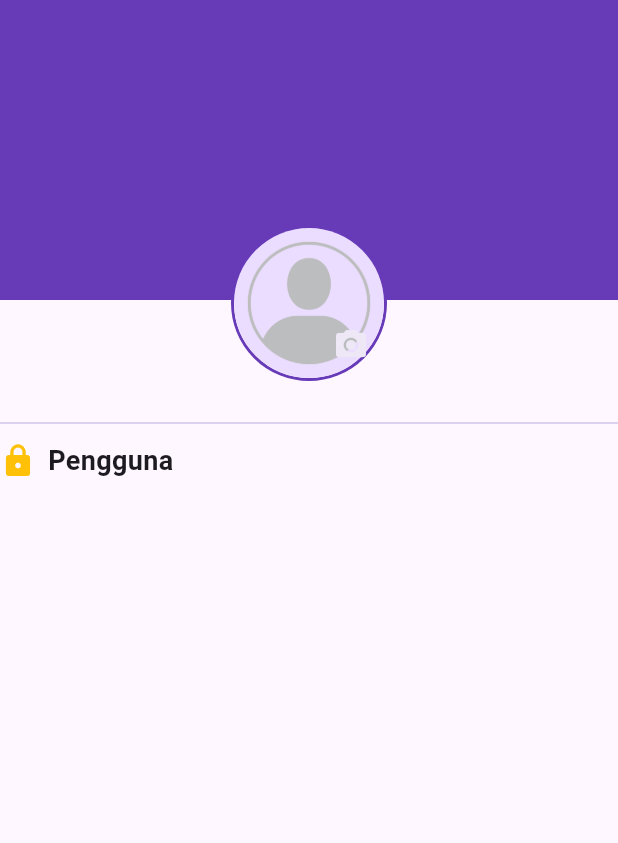
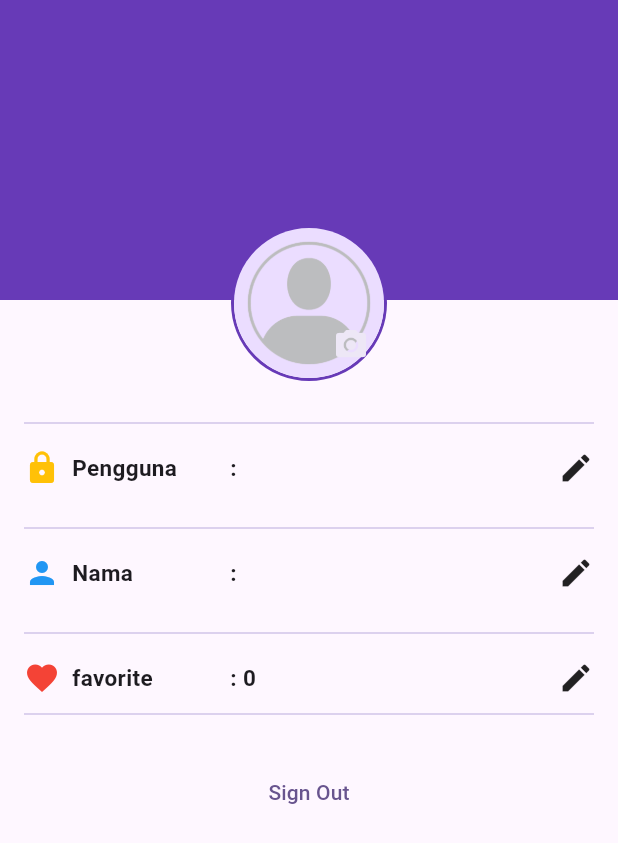
Before and after one commit to SkayFive/wisata_candi_krisna, a Flutter app: the screen it shows after launch, on a phone screen of 412 x 824 dp. Shown: the top 843 px of the screen. Run offline on Flutter 3.47's test engine with Material 3 defaults, Android fonts, the phone set to English and light mode, and no system bars; our stand-ins replace cached_network_image.

Commit message:
progress wisata_candi
Mebuat tampilan  profile

```diff
--- a/lib/screens/profile_screen.dart
+++ b/lib/screens/profile_screen.dart
@@ -1,7 +1,7 @@
-import 'dart:ffi';
-
+// import 'dart:ffi';
 import 'package:flutter/material.dart';
-import 'package:flutter/services.dart';
+import 'package:wisata_candi_krisna/widgets/profile_into_item.dart';
+// import 'package:flutter/services.dart';
 
 class ProfileScreen extends StatefulWidget {
   const ProfileScreen({super.key});
@@ -17,6 +17,20 @@ class _ProfileScreenState extends State<ProfileScreen> {
   String userName = '';
   int favoriteCandiCount = 0;
 
+  // TODO: 5. Implementasi fungsi signin
+  void signIn() {
+    setState(() {
+      isSignedIn = !isSignedIn;
+    });
+  }
+
+  //TODO: 6. Implementasi fungsi signout
+  void signOut() {
+    setState(() {
+      isSignedIn = !isSignedIn;
+    });
+  }
+
   @override
   Widget build(BuildContext context) {
     return Scaffold(
@@ -28,8 +42,9 @@ class _ProfileScreenState extends State<ProfileScreen> {
             color: Colors.deepPurple,
           ),
 
-          Padding(padding: const EdgeInsets.symmetric(horizontal: 16)),
-          Column(
+          Padding(
+            padding: const EdgeInsets.symmetric(horizontal: 16),
+            child: Column(
               children: [
                 // TODO: 2 Buat Bagian ProfileHeader yang berisi Gambar
                 Align(
@@ -70,29 +85,55 @@ class _ProfileScreenState extends State<ProfileScreen> {
                 // TODO: 3 Buat bagian ProfileInfo yang berisi info profil
                 SizedBox(height: 20),
                 Divider(color: Colors.deepPurple[100]),
+                SizedBox(height: 10),
+                ProfileIntoItem(
+                  icon: Icons.lock,
+                  label: 'Pengguna',
+                  value: userName,
+                  showEditIcon: isSignedIn,
+                  onEditPressed: () {
+                    debugPrint('Icon Edit Ditekan');
+                  },
+                  iconColor: Colors.amber,
+                ),
+
+                SizedBox(height: 20),
+                Divider(color: Colors.deepPurple[100]),
+                SizedBox(height: 10),
+                ProfileIntoItem(
+                  icon: Icons.person,
+                  label: 'Nama',
+                  value: fullName,
+                  showEditIcon: isSignedIn,
+                  onEditPressed: () {
+                    debugPrint('Icon Edit Ditekan');
+                  },
+                  iconColor: Colors.blue,
+                ),
+
+                SizedBox(height: 20),
+                Divider(color: Colors.deepPurple[100]),
+                SizedBox(height: 10),
+                ProfileIntoItem(
+                  icon: Icons.favorite,
+                  label: 'favorite',
+                  value: favoriteCandiCount,
+                  showEditIcon: isSignedIn,
+                  onEditPressed: () {
+                    debugPrint('Icon Edit Ditekan');
+                  },
+                  iconColor: Colors.red,
+                ),
+
+                // TODO: 4 Buat profileAction yang berisi TextButton sign in/out
                 SizedBox(height: 4),
-              Row(
-                children: [
-                  SizedBox(
-                    width: MediaQuery.of(context).size.width / 3,
-                    child: Row(
-                      children: [
-                        Icon(Icons.lock, color: Colors.amber),
-                        SizedBox(width: 8),
-                        Text(
-                          'Pengguna',
-                          style: TextStyle(
-                            fontSize: 18,
-                            fontWeight: FontWeight.bold,
-                          ),
-                        ),
+                Divider(color: Colors.deepPurple[100]),
+                SizedBox(height: 20),
+                isSignedIn
+                    ? TextButton(onPressed: (signOut), child: Text('Sign Out'))
+                    : TextButton(onPressed: (signIn), child: Text('Sign In')),
               ],
             ),
-                  ),
-                ],
-              ),
-              // TODO: 4 Buat profileAction yang berisi TextButton sign in/out
-            ],
           ),
         ],
       ),
--- /dev/null
+++ b/lib/widgets/profile_into_item.dart
@@ -0,0 +1,50 @@
+// import 'dart:ffi';
+import 'package:flutter/material.dart';
+
+class ProfileIntoItem extends StatelessWidget {
+  final IconData icon;
+  final String label;
+  final dynamic value;
+  final bool showEditIcon;
+  final VoidCallback? onEditPressed;
+  final Color iconColor;
+
+  const ProfileIntoItem({
+    super.key,
+    required this.icon,
+    required this.label,
+    required this.value,
+    this.showEditIcon = false,
+    this.onEditPressed,
+    required this.iconColor,
+  });
+
+  @override
+  Widget build(BuildContext context) {
+    return Row(
+      children: [
+        SizedBox(
+          width: MediaQuery.of(context).size.width / 3,
+          child: Row(
+            children: [
+              Icon(icon, color: iconColor),
+              SizedBox(width: 8),
+              Text(
+                label,
+                style: TextStyle(fontSize: 15, fontWeight: FontWeight.bold),
+              ),
+            ],
+          ),
+        ),
+        Expanded(
+          child: Text(
+            ': ${value.toString()}',
+            style: TextStyle(fontSize: 15, fontWeight: FontWeight.bold),
+          ),
+        ),
+        if (showEditIcon)
+          InkWell(onTap: onEditPressed, child: Icon(Icons.edit)),
+      ],
+    );
+  }
+}
```
Lines whose indentation alone changed are shown as unchanged.
